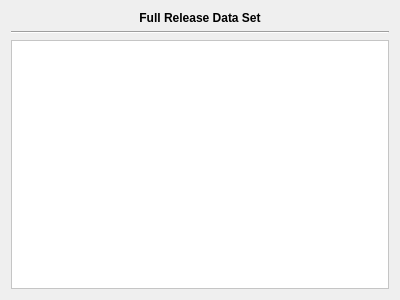
The window that freetoolbox/plugins/coreplugin/fullreleasepage.ui (FreeHealth/freehealth) describes before a commit, drawn with Qt 5.
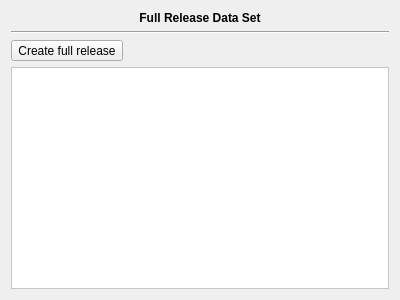
The same window after the commit.

```diff
--- a/freetoolbox/plugins/coreplugin/fullreleasepage.ui
+++ b/freetoolbox/plugins/coreplugin/fullreleasepage.ui
@@ -37,7 +37,7 @@
      </property>
     </widget>
    </item>
-   <item row="2" column="0">
+   <item row="3" column="0">
     <widget class="QScrollArea" name="scrollArea">
      <property name="palette">
       <palette>
@@ -111,13 +111,20 @@
        <rect>
         <x>0</x>
         <y>0</y>
-        <width>374</width>
-        <height>233</height>
+        <width>380</width>
+        <height>217</height>
        </rect>
       </property>
      </widget>
     </widget>
    </item>
+   <item row="2" column="0">
+    <widget class="QToolButton" name="toolButton">
+     <property name="text">
+      <string>Create full release</string>
+     </property>
+    </widget>
+   </item>
   </layout>
  </widget>
  <resources/>
```
